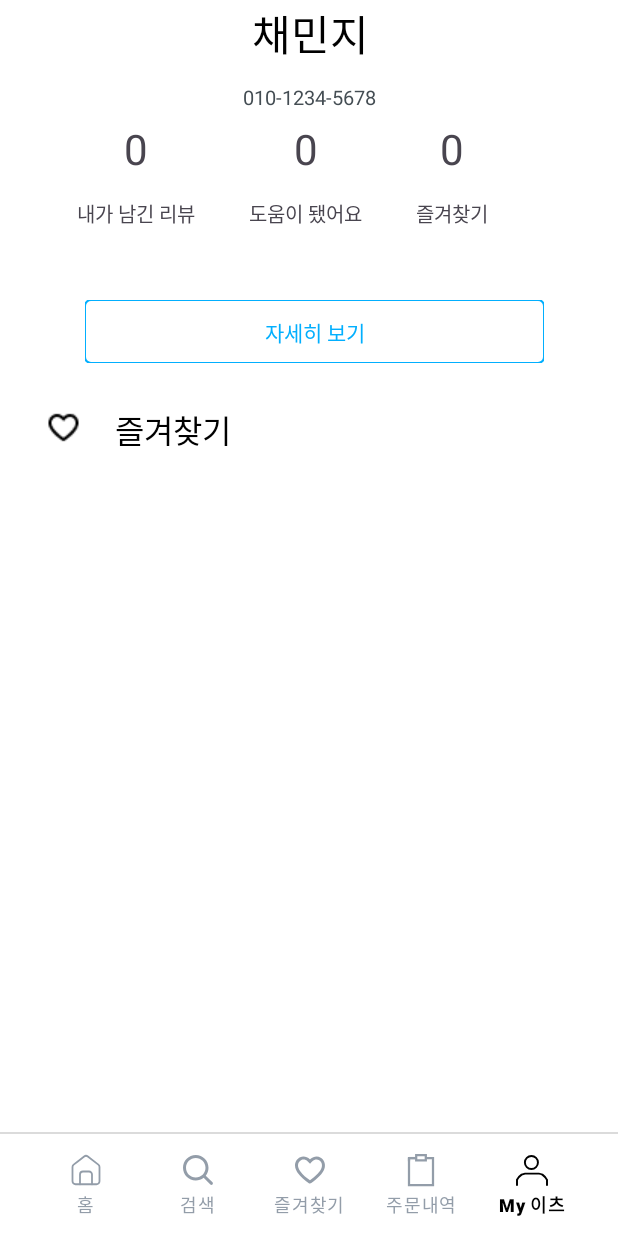
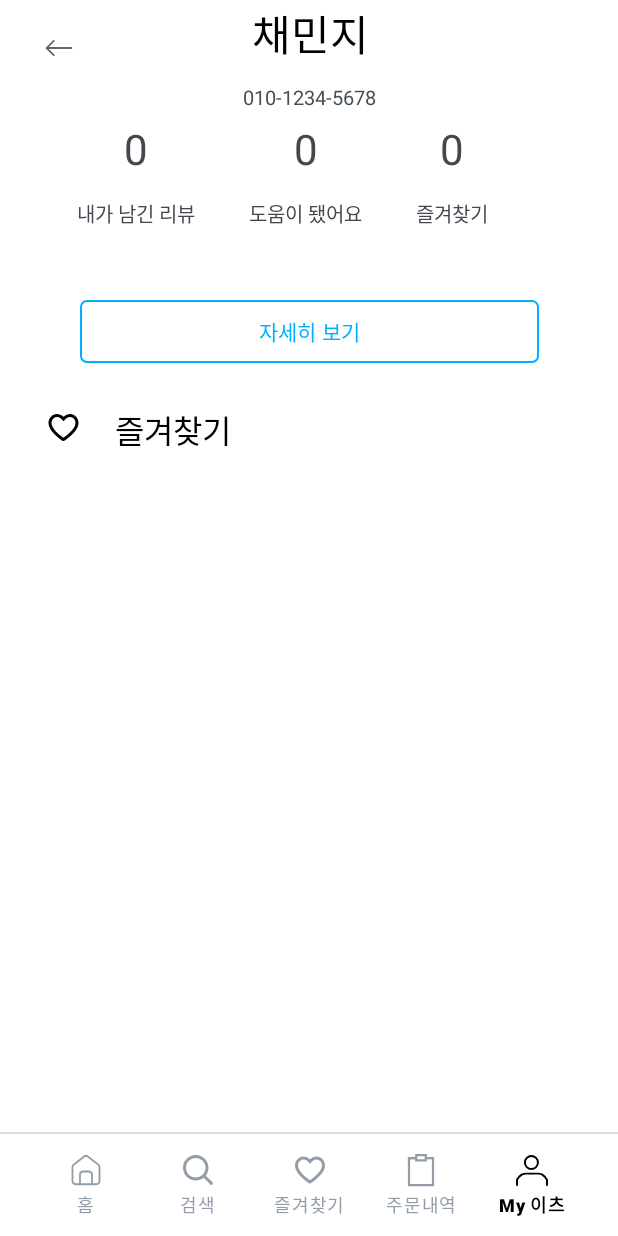
Before and after one commit to Konkuk-KUIT/KUIT4_Android, an Android app: the screen it shows after launch (MainActivity), item 5 of the bottom bar chosen, on a phone screen of 412 x 824 dp. Run offline under Robolectric (Android 15) with nearby library versions, the phone set to English and light mode, and no system bars.

Commit message:
Merge pull request #1 from alswlekk/main
init

```diff
--- a/app/src/main/AndroidManifest.xml
+++ b/app/src/main/AndroidManifest.xml
@@ -16,8 +16,9 @@
         <activity
             android:name=".keep.KeepActivity"
             android:exported="false" />
-        <activity android:name=".DetailActivity"
-            android:exported="false"/>
+        <activity
+            android:name=".detail.DetailActivity"
+            android:exported="false" />
         <activity
             android:name=".MainActivity"
             android:exported="true">
--- a/app/src/main/java/com/example/kuit4androidprivate/home/HomeFragment.kt
+++ b/app/src/main/java/com/example/kuit4androidprivate/home/HomeFragment.kt
@@ -6,9 +6,9 @@ import androidx.fragment.app.Fragment
 import android.view.LayoutInflater
 import android.view.View
 import android.view.ViewGroup
-import com.example.kuit4androidprivate.DetailActivity
 import com.example.kuit4androidprivate.R
 import com.example.kuit4androidprivate.databinding.FragmentHomeBinding
+import com.example.kuit4androidprivate.detail.DetailActivity
 
 
 class HomeFragment : Fragment() {
@@ -21,11 +21,17 @@ class HomeFragment : Fragment() {
     ): View {
 
         binding = FragmentHomeBinding.inflate(layoutInflater)
-
-        binding.clHomeTop.setOnClickListener {
-            val intent = Intent(requireContext(), DetailActivity::class.java)
-            startActivity(intent)
-        }
         return binding.root
     }
+
+    override fun onViewCreated(view: View, savedInstanceState: Bundle?) {
+        super.onViewCreated(view, savedInstanceState)
+
+        binding.clOurrickcake.setOnClickListener {
+            val intent = Intent(activity,DetailActivity::class.java)
+            startActivity(intent)
+
+
+        }
+    }
 }
--- a/app/src/main/java/com/example/kuit4androidprivate/myeats/MyEatsFragment.kt
+++ b/app/src/main/java/com/example/kuit4androidprivate/myeats/MyEatsFragment.kt
@@ -11,7 +11,7 @@ import com.example.kuit4androidprivate.keep.KeepActivity
 
 class MyEatsFragment : Fragment() {
 
-    private lateinit var binding : FragmentMyEatsBinding
+    private lateinit var binding: FragmentMyEatsBinding
 
 
     override fun onCreateView(
@@ -19,13 +19,21 @@ class MyEatsFragment : Fragment() {
         savedInstanceState: Bundle?
     ): View {
         binding = FragmentMyEatsBinding.inflate(layoutInflater)
-
-        binding.clMykeep.setOnClickListener {
-            val intent = Intent(requireContext(), KeepActivity::class.java)
-        startActivity(intent)
-        }
-
         return binding.root
     }
 
+
+    override fun onViewCreated(view: View, savedInstanceState: Bundle?) {
+        super.onViewCreated(view, savedInstanceState)
+
+        binding.clMyfavorite.setOnClickListener {
+            val intent = Intent(activity, KeepActivity::class.java)
+            startActivity(intent)
+        }
+
+        binding.ivBack.setOnClickListener {
+            requireActivity().onBackPressedDispatcher.onBackPressed()
+        }
+    }
+
 }
--- /dev/null
+++ b/app/src/main/res/drawable/btn_myeatdetail.xml
@@ -0,0 +1,10 @@
+<?xml version="1.0" encoding="utf-8"?>
+<selector xmlns:android="http://schemas.android.com/apk/res/android">
+    <item>
+        <shape android:shape="rectangle">
+            <stroke android:color="#02AFFE" android:width="1dp"/>
+            <solid android:color="@android:color/transparent" />
+            <corners android:radius="4dp" />
+        </shape>
+    </item>
+</selector>
--- /dev/null
+++ b/app/src/main/res/drawable/ic_back.xml
@@ -0,0 +1,24 @@
+<vector xmlns:android="http://schemas.android.com/apk/res/android"
+    android:width="24dp"
+    android:height="24dp"
+    android:viewportWidth="24"
+    android:viewportHeight="24">
+  <path
+      android:pathData="M8.48,16.728L3.765,12.015"
+      android:strokeWidth="1.2"
+      android:fillColor="#00000000"
+      android:strokeColor="#666668"
+      android:strokeLineCap="round"/>
+  <path
+      android:pathData="M8.48,7.301L3.767,12.015"
+      android:strokeWidth="1.2"
+      android:fillColor="#00000000"
+      android:strokeColor="#666668"
+      android:strokeLineCap="round"/>
+  <path
+      android:pathData="M20.25,12H4.25"
+      android:strokeWidth="1.2"
+      android:fillColor="#00000000"
+      android:strokeColor="#666668"
+      android:strokeLineCap="round"/>
+</vector>
--- /dev/null
+++ b/app/src/main/res/drawable/ic_heart.xml
@@ -0,0 +1,9 @@
+<vector xmlns:android="http://schemas.android.com/apk/res/android"
+    android:width="30dp"
+    android:height="30dp"
+    android:viewportWidth="30"
+    android:viewportHeight="30">
+  <path
+      android:pathData="M14.951,24.003C14.691,24.003 14.431,23.943 14.211,23.773C11.551,21.833 8.781,19.693 6.731,16.753C6.011,15.713 5.041,14.103 5.001,12.063C4.951,9.613 6.341,7.363 8.461,6.443C10.591,5.523 13.121,6.063 14.911,7.823L14.991,7.903C15.071,7.823 15.151,7.743 15.231,7.673C17.231,5.853 20.021,5.493 22.151,6.773C24.361,8.103 25.441,10.843 24.801,13.453C24.231,15.743 22.831,17.483 21.531,18.893C19.751,20.813 17.671,22.413 15.871,23.723C15.651,23.883 15.301,24.013 14.941,24.013L14.951,24.003ZM10.621,8.003C10.151,8.003 9.691,8.093 9.261,8.283C7.881,8.883 6.971,10.383 7.001,12.023C7.021,13.173 7.451,14.283 8.371,15.613C10.141,18.163 12.601,20.113 15.001,21.883C16.721,20.623 18.511,19.223 20.071,17.533C21.251,16.253 22.411,14.813 22.871,12.973C23.311,11.213 22.591,9.373 21.131,8.493C19.741,7.653 17.951,7.913 16.581,9.163C16.391,9.333 16.211,9.533 16.041,9.723L15.051,10.763L13.511,9.263C12.681,8.453 11.631,8.013 10.611,8.013L10.621,8.003Z"
+      android:fillColor="#000000"/>
+</vector>
--- a/app/src/main/res/layout/fragment_my_eats.xml
+++ b/app/src/main/res/layout/fragment_my_eats.xml
@@ -1,10 +1,20 @@
 <?xml version="1.0" encoding="utf-8"?>
 <androidx.constraintlayout.widget.ConstraintLayout xmlns:android="http://schemas.android.com/apk/res/android"
+    xmlns:app="http://schemas.android.com/apk/res-auto"
     xmlns:tools="http://schemas.android.com/tools"
     android:layout_width="match_parent"
     android:layout_height="match_parent"
-    xmlns:app="http://schemas.android.com/apk/res-auto"
     tools:context=".myeats.MyEatsFragment">
+
+    <ImageView
+        android:id="@+id/iv_back"
+        android:layout_width="24dp"
+        android:layout_height="24dp"
+        android:layout_marginStart="27dp"
+        android:layout_marginTop="20dp"
+        android:src="@drawable/ic_back"
+        app:layout_constraintStart_toStartOf="parent"
+        app:layout_constraintTop_toTopOf="parent" />
 
     <!-- TODO: Update blank fragment layout -->
     <LinearLayout
@@ -18,12 +28,12 @@
         app:layout_constraintTop_toTopOf="parent">
 
         <TextView
-            android:layout_marginStart="6dp"
             android:layout_width="wrap_content"
             android:layout_height="wrap_content"
+            android:layout_marginStart="6dp"
             android:text="채민지"
-            android:textSize="28sp"
-            android:textColor="#000"/>
+            android:textColor="#000"
+            android:textSize="28sp" />
 
 
         <TextView
@@ -31,75 +41,72 @@
             android:layout_height="wrap_content"
             android:layout_marginTop="12dp"
             android:text="010-1234-5678"
-            android:textSize="13sp"
-            android:textColor="#444D53"/>
+            android:textColor="#444D53"
+            android:textSize="13sp" />
 
     </LinearLayout>
 
     <LinearLayout
         android:layout_width="wrap_content"
         android:layout_height="wrap_content"
-    app:layout_constraintStart_toStartOf="parent"
-    app:layout_constraintEnd_toEndOf="parent"
-    app:layout_constraintTop_toTopOf="parent"
         android:layout_marginTop="80dp"
         android:orientation="horizontal"
-    >
+        app:layout_constraintEnd_toEndOf="parent"
+        app:layout_constraintStart_toStartOf="parent"
+        app:layout_constraintTop_toTopOf="parent">
+
         <androidx.constraintlayout.widget.ConstraintLayout
             android:layout_width="wrap_content"
             android:layout_height="wrap_content"
-        android:layout_marginEnd="36dp"
-        >
+            android:layout_marginEnd="36dp">
+
             <TextView
-            app:layout_constraintStart_toStartOf="parent"
-            app:layout_constraintEnd_toEndOf="parent"
                 android:id="@+id/tv_review"
-            app:layout_constraintTop_toTopOf="parent"
                 android:layout_width="wrap_content"
                 android:layout_height="wrap_content"
+                android:text="0"
                 android:textSize="28sp"
-            android:text="0"
-            />
+                app:layout_constraintEnd_toEndOf="parent"
+                app:layout_constraintStart_toStartOf="parent"
+                app:layout_constraintTop_toTopOf="parent" />
 
             <TextView
-            app:layout_constraintStart_toStartOf="parent"
-            app:layout_constraintEnd_toEndOf="parent"
-            app:layout_constraintTop_toBottomOf="@+id/tv_review"
                 android:layout_width="wrap_content"
                 android:layout_height="wrap_content"
-            android:textSize="13sp"
                 android:layout_marginTop="14dp"
                 android:text="내가 남긴 리뷰"
-            />
+                android:textSize="13sp"
+                app:layout_constraintEnd_toEndOf="parent"
+                app:layout_constraintStart_toStartOf="parent"
+                app:layout_constraintTop_toBottomOf="@+id/tv_review" />
 
         </androidx.constraintlayout.widget.ConstraintLayout>
 
         <androidx.constraintlayout.widget.ConstraintLayout
             android:layout_width="wrap_content"
             android:layout_height="wrap_content"
-        android:layout_marginEnd="36dp"
-        >
+            android:layout_marginEnd="36dp">
+
             <TextView
-            app:layout_constraintStart_toStartOf="parent"
-            app:layout_constraintEnd_toEndOf="parent"
                 android:id="@+id/tv_help"
-            app:layout_constraintTop_toTopOf="parent"
                 android:layout_width="wrap_content"
                 android:layout_height="wrap_content"
+                android:text="0"
                 android:textSize="28sp"
-            android:text="0"
-            />
+                app:layout_constraintEnd_toEndOf="parent"
+                app:layout_constraintStart_toStartOf="parent"
+                app:layout_constraintTop_toTopOf="parent" />
 
             <TextView
-            app:layout_constraintStart_toStartOf="parent"
-            app:layout_constraintEnd_toEndOf="parent"
-            app:layout_constraintTop_toBottomOf="@+id/tv_help"
                 android:layout_width="wrap_content"
                 android:layout_height="wrap_content"
-            android:textSize="13sp"
                 android:layout_marginTop="14dp"
                 android:text="도움이 됐어요"
-            />
+                android:textSize="13sp"
+                app:layout_constraintEnd_toEndOf="parent"
+                app:layout_constraintStart_toStartOf="parent"
+                app:layout_constraintTop_toBottomOf="@+id/tv_help" />
+
 
         </androidx.constraintlayout.widget.ConstraintLayout>
 
@@ -107,82 +114,72 @@
             android:id="@+id/cl_mykeep"
             android:layout_width="wrap_content"
             android:layout_height="wrap_content"
-        android:layout_marginEnd="36dp"
-        >
+            android:layout_marginEnd="36dp">
+
             <TextView
-            app:layout_constraintStart_toStartOf="parent"
-            app:layout_constraintEnd_toEndOf="parent"
                 android:id="@+id/tv_starcount"
-            app:layout_constraintTop_toTopOf="parent"
                 android:layout_width="wrap_content"
                 android:layout_height="wrap_content"
+                android:text="0"
                 android:textSize="28sp"
-            android:text="0"
-            />
+                app:layout_constraintEnd_toEndOf="parent"
+                app:layout_constraintStart_toStartOf="parent"
+                app:layout_constraintTop_toTopOf="parent" />
 
             <TextView
-            app:layout_constraintStart_toStartOf="parent"
-            app:layout_constraintEnd_toEndOf="parent"
-            app:layout_constraintTop_toBottomOf="@+id/tv_starcount"
                 android:layout_width="wrap_content"
                 android:layout_height="wrap_content"
-            android:textSize="13sp"
                 android:layout_marginTop="14dp"
                 android:text="즐겨찾기"
-            />
+                android:textSize="13sp"
+                app:layout_constraintEnd_toEndOf="parent"
+                app:layout_constraintStart_toStartOf="parent"
+                app:layout_constraintTop_toBottomOf="@+id/tv_starcount" />
 
         </androidx.constraintlayout.widget.ConstraintLayout>
     </LinearLayout>
 
-    <com.google.android.material.imageview.ShapeableImageView
-       android:id="@+id/siv_detail"
+    <Button
+        android:id="@+id/btn_my_eats_detail"
         android:layout_width="306dp"
         android:layout_height="42dp"
         android:layout_marginTop="200dp"
-        android:background="#FFFFFF"
+        android:background="@drawable/btn_myeatdetail"
+        android:text="자세히 보기"
+        android:textColor="#02AFFE"
+        app:backgroundTint="@null"
         app:layout_constraintEnd_toEndOf="parent"
-        app:layout_constraintHorizontal_bias="0.537"
         app:layout_constraintStart_toStartOf="parent"
-        app:layout_constraintTop_toTopOf="parent"
-        app:shapeAppearanceOverlay="@style/corner_size_4"
-        app:strokeColor="#02AFFE"
-        app:strokeWidth="1dp" />
+        app:layout_constraintTop_toTopOf="parent"></Button>
+
+    <androidx.constraintlayout.widget.ConstraintLayout
+        android:id="@+id/cl_Myfavorite"
+        android:layout_width="wrap_content"
+        android:layout_height="wrap_content"
+        android:layout_marginStart="27dp"
+        android:layout_marginTop="28dp"
+        app:layout_constraintStart_toStartOf="parent"
+        app:layout_constraintTop_toBottomOf="@+id/btn_my_eats_detail">
+
+        <ImageView
+            android:id="@+id/iv_heart"
+            android:layout_width="30dp"
+            android:layout_height="30dp"
+            android:src="@drawable/ic_heart"
+            app:layout_constraintStart_toStartOf="parent"
+            app:layout_constraintTop_toTopOf="parent" />
 
         <TextView
+            android:id="@+id/tv_hearttext"
             android:layout_width="wrap_content"
             android:layout_height="wrap_content"
-        app:layout_constraintTop_toTopOf="@+id/siv_detail"
-        app:layout_constraintBottom_toBottomOf="@+id/siv_detail"
-        app:layout_constraintStart_toStartOf="@id/siv_detail"
-        app:layout_constraintEnd_toEndOf="@id/siv_detail"
-        android:text="자세히 보기"
-        android:textColor="#02AFFE"
-        android:textSize="14sp"
-        />
+            android:layout_marginStart="19dp"
+            android:text="즐겨찾기"
+            android:textColor="#000000"
+            android:textSize="21sp"
+            app:layout_constraintStart_toEndOf="@id/iv_heart"
+            app:layout_constraintTop_toTopOf="parent" />
+    </androidx.constraintlayout.widget.ConstraintLayout>
 
 
-    <LinearLayout
-        android:layout_width="wrap_content"
-        android:layout_height="wrap_content"
-        app:layout_constraintStart_toStartOf="parent"
-        app:layout_constraintTop_toBottomOf="@id/siv_detail"
-        android:layout_marginTop="28dp"
-        android:layout_marginStart="27dp"
-        android:orientation="horizontal">
-        <ImageView
-            android:layout_width="30dp"
-            android:layout_height="30dp"
-            android:src="@drawable/img_like"
-            />
-
-        <TextView
-        android:layout_width="wrap_content"
-        android:layout_height="wrap_content"
-        android:text="즐겨찾기"
-            android:layout_marginStart="19dp"
-            android:textSize="21sp"
-            android:textColor="#000000"
-        />
-    </LinearLayout>
-
 </androidx.constraintlayout.widget.ConstraintLayout>
```
Also changed, not shown: app/src/main/java/com/example/kuit4androidprivate/detail/DetailActivity.kt (renamed from app/src/main/java/com/example/kuit4androidprivate/DetailActivity.kt, +6 -5 lines), app/src/main/java/com/example/kuit4androidprivate/keep/KeepActivity.kt (+8 -7 lines), app/src/main/res/layout/activity_detail.xml (+17 -22 lines), app/src/main/res/layout/activity_keep.xml (+34 -39 lines), app/src/main/res/layout/fragment_home.xml (+13 -7 lines), app/src/main/java/com/example/kuit4androidprivate/MainActivity.kt (line endings or trailing spaces), app/src/main/res/drawable/img_goback.jpg (deleted), app/src/main/res/drawable/img_like.png (deleted). Lines whose indentation alone changed are shown as unchanged.
